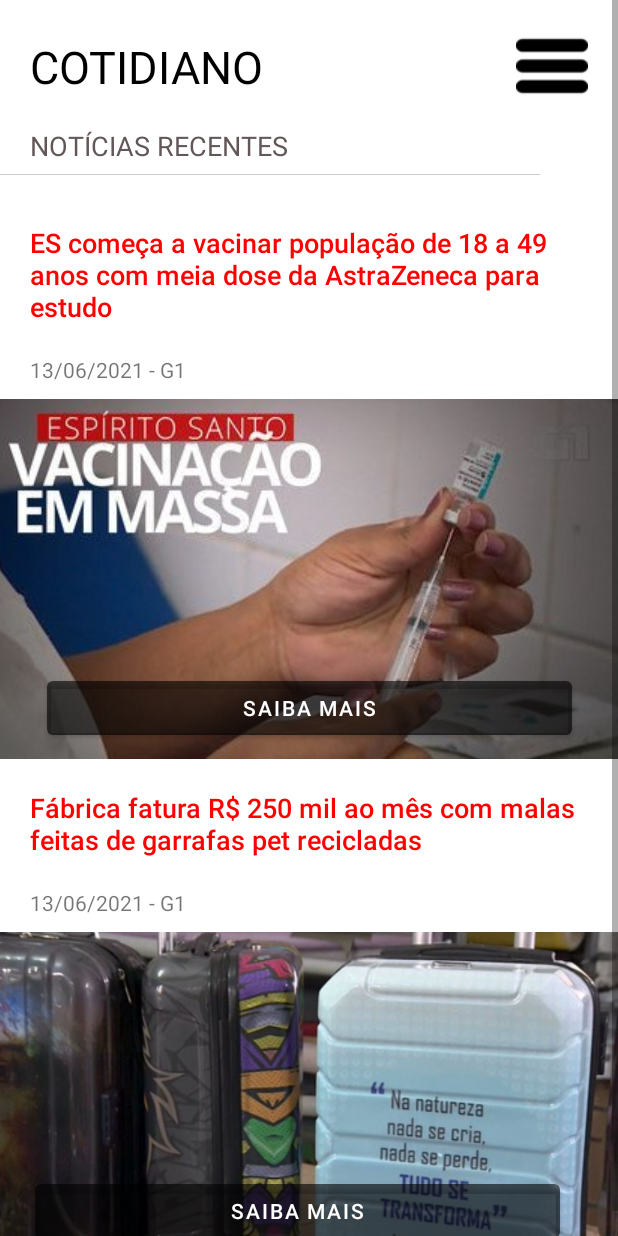
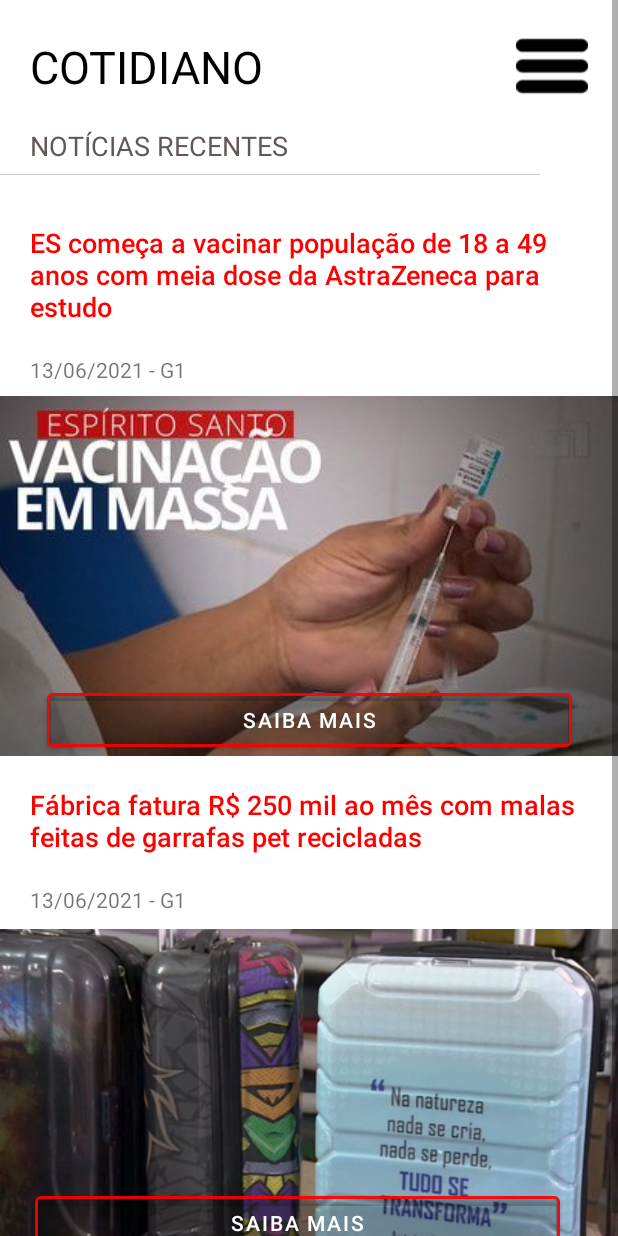
Before and after one commit to GabrielSEVT/AppNoticias, an Android app: the TelaRecentes screen opened directly, with no data from a screen before it, on a phone screen of 412 x 824 dp. Run offline under Robolectric (Android 15) with nearby library versions, the phone set to English and light mode, and no system bars; Roboto replaces fonts that are not available here.

Commit message:
Intent email e mudanças de layout

```diff
--- a/app/src/main/AndroidManifest.xml
+++ b/app/src/main/AndroidManifest.xml
@@ -12,7 +12,8 @@
         android:supportsRtl="true"
         android:theme="@style/Theme.AppNoticias"
         android:usesCleartextTraffic="true">
-        <activity android:name=".TelaNoticiaCompleta2"></activity>
+        <activity android:name=".TelaFeedback"></activity>
+        <activity android:name=".TelaNoticiaCompleta2" />
         <activity android:name=".TelaSaibaMais2" />
         <activity android:name=".TelaNoticiaCompleta1" />
         <activity android:name=".TelaSaibaMais1" />
--- a/app/src/main/res/layout/activity_tela_recentes.xml
+++ b/app/src/main/res/layout/activity_tela_recentes.xml
@@ -81,10 +81,10 @@
         android:id="@+id/imagemNoticia"
         android:layout_width="wrap_content"
         android:layout_height="wrap_content"
-        android:layout_marginTop="10dp"
+        android:layout_marginTop="8dp"
         android:scaleType="centerCrop"
         app:layout_constraintEnd_toEndOf="parent"
-        app:layout_constraintHorizontal_bias="1.0"
+        app:layout_constraintHorizontal_bias="0.0"
         app:layout_constraintStart_toStartOf="parent"
         app:layout_constraintTop_toBottomOf="@+id/textView5"
         app:srcCompat="@drawable/noticias_recentes" />
@@ -125,28 +125,29 @@
         android:id="@+id/btnSaibaMais"
         android:layout_width="wrap_content"
         android:layout_height="wrap_content"
-        android:layout_marginBottom="10dp"
         android:width="350dp"
         android:text="@string/saiba_mais"
-        app:backgroundTint="@color/material_on_surface_emphasis_medium"
-        app:iconTint="#FFFFFF"
+        app:backgroundTint="#34000000"
+        app:iconTint="#FF0000"
         app:layout_constraintBottom_toTopOf="@+id/tituloNoticia3"
         app:layout_constraintEnd_toEndOf="parent"
         app:layout_constraintStart_toStartOf="parent"
-        app:rippleColor="#FFFFFF" />
+        app:strokeColor="#E6FF0000"
+        app:strokeWidth="2dp" />
 
     <Button
         android:id="@+id/btnSaibaMais2"
         android:layout_width="wrap_content"
         android:layout_height="wrap_content"
-        android:layout_marginBottom="10dp"
         android:width="350dp"
         android:text="@string/saiba_mais"
-        app:backgroundTint="@color/material_on_surface_emphasis_medium"
+        app:backgroundTint="#33000000"
         app:layout_constraintBottom_toBottomOf="@+id/imagemNoticia3"
         app:layout_constraintEnd_toEndOf="parent"
         app:layout_constraintHorizontal_bias="0.372"
-        app:layout_constraintStart_toStartOf="parent" />
+        app:layout_constraintStart_toStartOf="parent"
+        app:strokeColor="#E6FF0000"
+        app:strokeWidth="2dp" />
 
     <TextView
         android:id="@+id/textView4"
--- a/app/src/main/res/layout/activity_tela_saiba_mais1.xml
+++ b/app/src/main/res/layout/activity_tela_saiba_mais1.xml
@@ -51,10 +51,11 @@
         android:id="@+id/btnLerNoticiaCompleta"
         android:layout_width="wrap_content"
         android:layout_height="60dp"
-        android:width="350dp"
+        android:layout_marginEnd="20dp"
+        android:layout_marginRight="20dp"
+        android:width="250dp"
         android:text="@string/reportagem_completa"
         app:backgroundTint="@color/azul_principal"
         app:layout_constraintEnd_toEndOf="parent"
-        app:layout_constraintStart_toStartOf="parent"
         app:layout_constraintTop_toBottomOf="@+id/resumo_noticia1" />
 </androidx.constraintlayout.widget.ConstraintLayout>
--- a/app/src/main/res/layout/activity_tela_saiba_mais2.xml
+++ b/app/src/main/res/layout/activity_tela_saiba_mais2.xml
@@ -52,11 +52,12 @@
         android:id="@+id/btnLerNoticiaCompleta2"
         android:layout_width="wrap_content"
         android:layout_height="60dp"
-        android:width="350dp"
+        android:layout_marginEnd="20dp"
+        android:layout_marginRight="20dp"
+        android:width="250dp"
         android:text="@string/reportagem_completa"
         app:backgroundTint="@color/azul_principal"
         app:layout_constraintEnd_toEndOf="parent"
-        app:layout_constraintStart_toStartOf="parent"
         app:layout_constraintTop_toBottomOf="@+id/resumo_noticia2" />
 
 </androidx.constraintlayout.widget.ConstraintLayout>
```
Also changed, not shown: app/src/main/java/com/example/appnoticias/TelaFeedback.java (added, +59 -0 lines), app/src/main/java/com/example/appnoticias/TelaMenuPrincipal.java (+10 -0 lines), app/src/main/res/layout/activity_tela_feedback.xml (added, +47 -0 lines), app/src/main/res/layout/activity_tela_menu_principal.xml (+20 -0 lines), app/src/main/res/values/strings.xml (+7 -0 lines), app/src/main/res/drawable-v24/email.png (added).
